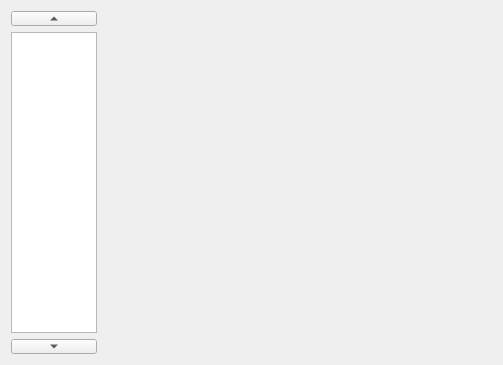
Old version of the form include/gui/widgets/ListSelecterWidget.ui in the repository beatussum/pmsexp.
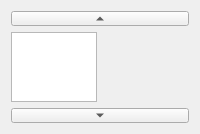
New version of the form.

Commit message: clean ui and change `gui::widgets::SelecterWidget` API

```diff
--- a/include/gui/widgets/ListSelecterWidget.ui
+++ b/include/gui/widgets/ListSelecterWidget.ui
@@ -2,14 +2,6 @@
 <ui version="4.0">
  <class>ListSelecterWidget</class>
  <widget class="QWidget" name="ListSelecterWidget">
-  <property name="geometry">
-   <rect>
-    <x>0</x>
-    <y>0</y>
-    <width>503</width>
-    <height>365</height>
-   </rect>
-  </property>
   <layout class="QHBoxLayout" name="m_main_layout">
    <item>
     <layout class="QVBoxLayout" name="m_selecter_layout">
@@ -93,9 +85,6 @@
      </item>
     </layout>
    </item>
-   <item>
-    <widget class="QStackedWidget" name="m_stacked_widget"/>
-   </item>
   </layout>
  </widget>
  <resources/>
```
The commit also changes 12 other files.
